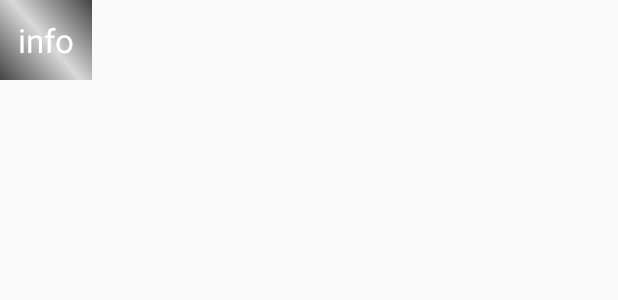
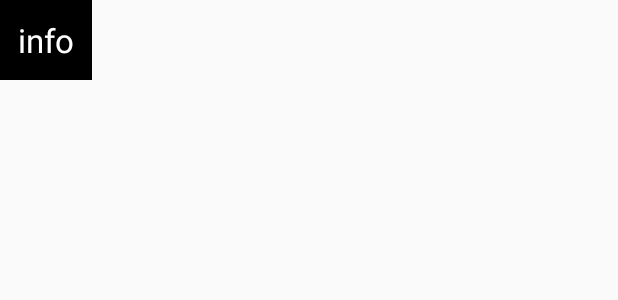
Before and after one commit to johnmoore/bravo-2, an Android app: the layout overlay.xml on its own in the app's theme, with its tools: preview values and no code run, on a phone screen of 412 x 824 dp. Shown: the top 300 px of the screen. Run offline under Robolectric (Android 15) with nearby library versions, the phone set to English and light mode, and no system bars.

Commit message:
fixing code for demo video

```diff
--- a/accessibility_module/src/main/res/drawable/overlay_back.xml
+++ b/accessibility_module/src/main/res/drawable/overlay_back.xml
@@ -1,12 +1,7 @@
 <?xml version="1.0" encoding="UTF-8"?>
-<shape xmlns:android="http://schemas.android.com/apk/res/android">
+<shape xmlns:android="http://schemas.android.com/apk/res/android"
+    android:shape="rectangle" >
 
-    <gradient
-        android:angle="45"
-        android:centerColor="#BCCC"
-        android:endColor="#B000"
-        android:startColor="#B000"
-        android:type="linear"
-        />
+    <solid android:color="#000000" />
 
 </shape>
```
Also changed, not shown: accessibility_module/src/main/java/edu/bu/ec700/john/testblockerapp/MyAccessibilityService.java (+20 -16 lines).
